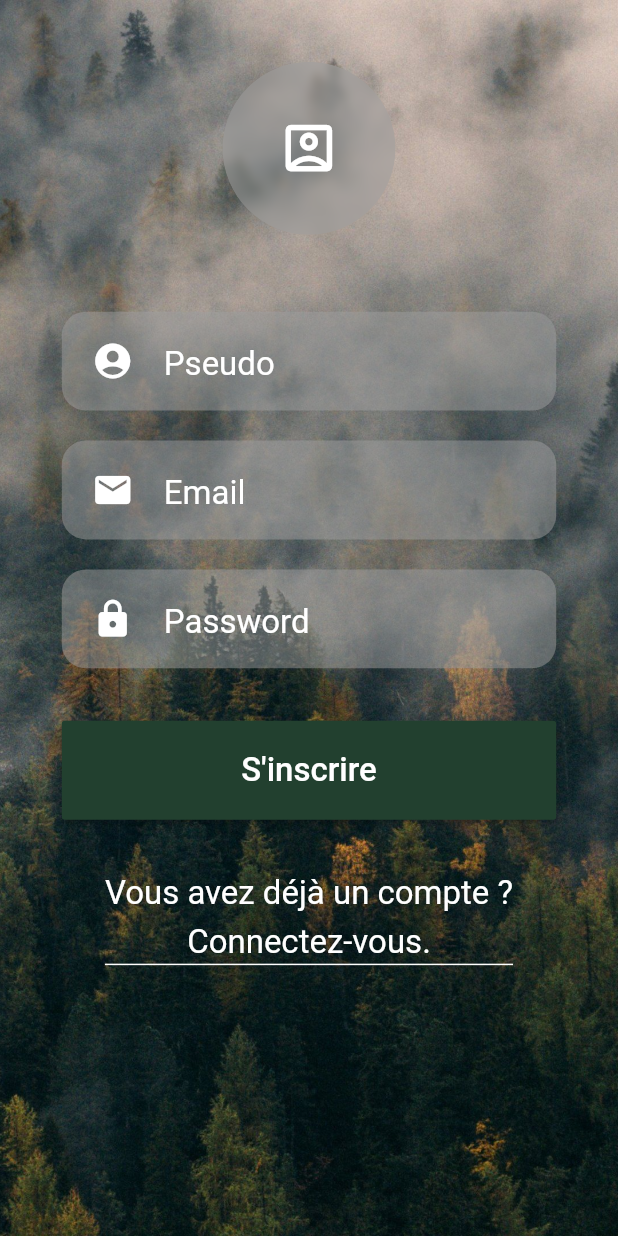
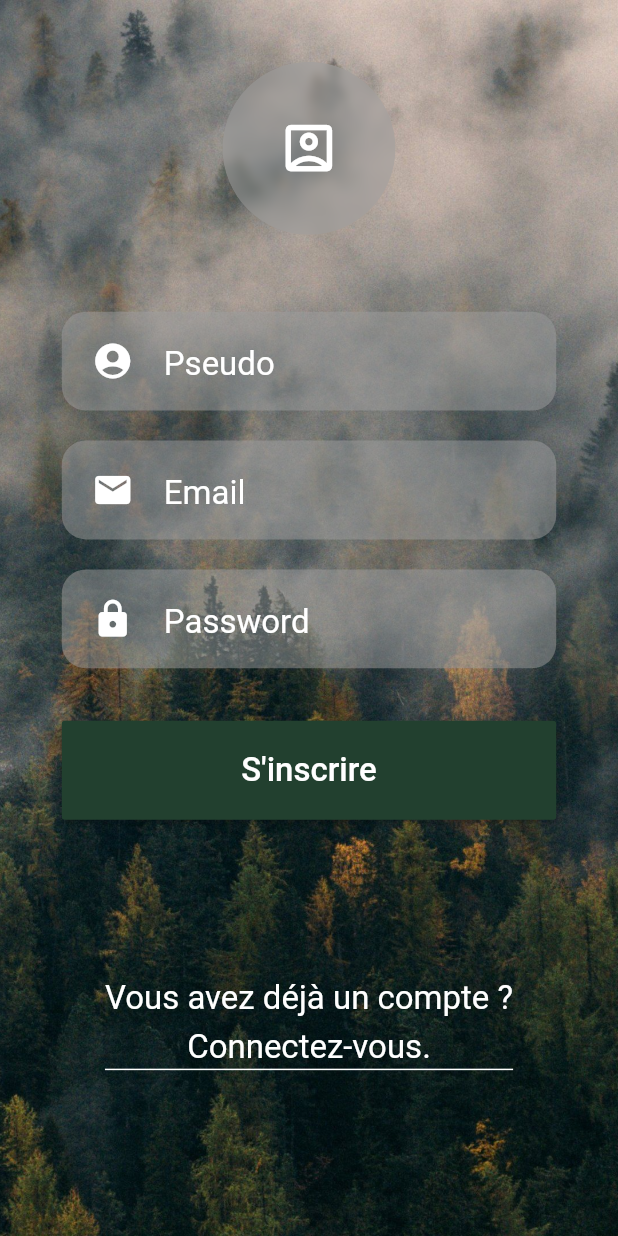
Before and after one commit to ActxLeToucan/CityXplorer, a Flutter app: the screen it shows after launch, after a tap on "Create New Account", on a phone screen of 412 x 824 dp. Run offline on Flutter 3.47's test engine with Material 2 defaults, Android fonts, the phone set to English and light mode, and no system bars; our stand-ins replace camera, fluttertoast, font_awesome_flutter, google_maps_flutter, hexcolor, location and 1 more; missing offline and left inert: encrypt, exif; network calls fail.

Commit message:
utilisation du serveur + correction overflow login

```diff
--- a/source/CityXplorer/lib/conf.dart
+++ b/source/CityXplorer/lib/conf.dart
@@ -1,5 +1,5 @@
 class Conf {
-  static const String bddIp = "192.168.1.54";
-  static const String bddPath = "/phpFlutterLogin";
+  static const String bddIp = "163.172.178.146:1707";
+  static const String bddPath = "/";
   static const String stayLogin = "pseudo";
 }
--- a/source/CityXplorer/lib/pages/create_account.dart
+++ b/source/CityXplorer/lib/pages/create_account.dart
@@ -99,7 +99,7 @@ class _CreateNewAccountState extends State<CreateNewAccount> {
                       ),
                     ),
                     const SizedBox(
-                      height: 30,
+                      height: 100,
                     ),
                     GestureDetector(
                       onTap: () =>
--- a/source/CityXplorer/lib/pages/login_screen.dart
+++ b/source/CityXplorer/lib/pages/login_screen.dart
@@ -30,19 +30,10 @@ class _LoginScreenState extends State<LoginScreen> {
         ),
         Scaffold(
           backgroundColor: Colors.transparent,
-          body: Column(
+          body: SingleChildScrollView(
+            child: Column(
               children: [
-              const Flexible(
-                child: Center(
-                  child: Text(
-                    'CityXplorer',
-                    style: TextStyle(
-                        color: Colors.white,
-                        fontSize: 60,
-                        fontWeight: FontWeight.bold),
-                  ),
-                ),
-              ),
+                Center(child: _renderTitle()),
                 Column(
                   children: [
                     TextInputField(
@@ -96,8 +87,20 @@ class _LoginScreenState extends State<LoginScreen> {
                 ),
               ],
             ),
-        )
+          ),
+        ),
       ],
+    );
+  }
+
+  Widget _renderTitle() {
+    return Container(
+      margin: const EdgeInsets.symmetric(vertical: 100, horizontal: 0),
+      child: const Text(
+        'CityXplorer',
+        style: TextStyle(
+            color: Colors.white, fontSize: 60, fontWeight: FontWeight.bold),
+      ),
     );
   }
 
```
Also changed, not shown: 2 other files. Lines whose indentation alone changed are shown as unchanged.
